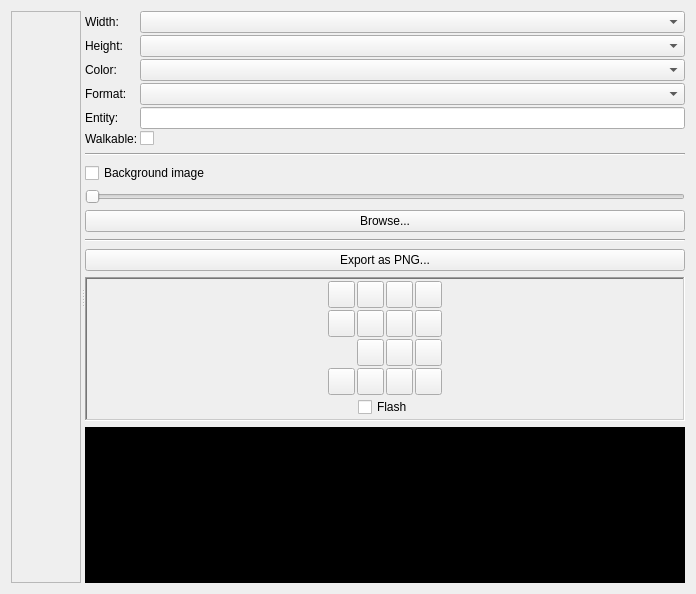
Above: editor/editor/gfx/GfxEditorTab.ui from zapolnov/zxide before the change. Below: the same form after it.
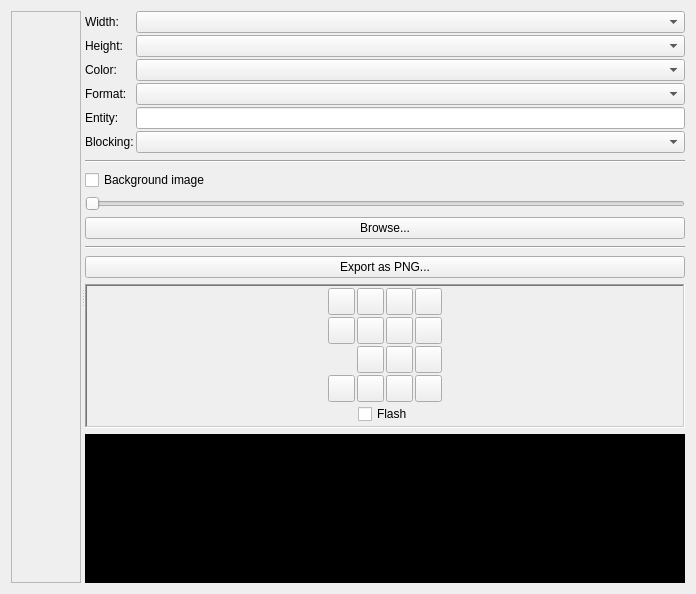
That is the form after the change. Icons and pictures are not drawn. Custom widgets are drawn as their Qt base class.

What changed in the file:
```diff
--- a/editor/editor/gfx/GfxEditorTab.ui
+++ b/editor/editor/gfx/GfxEditorTab.ui
@@ -121,23 +121,16 @@
          <item row="5" column="0">
           <widget class="QLabel" name="walkableLabel">
            <property name="text">
-            <string>Walkable:</string>
-           </property>
-           <property name="buddy">
-            <cstring>walkableCheck</cstring>
-           </property>
-          </widget>
-         </item>
-         <item row="5" column="1">
-          <widget class="QCheckBox" name="walkableCheck">
-           <property name="text">
-            <string/>
+            <string>Blocking:</string>
            </property>
           </widget>
          </item>
          <item row="4" column="1">
           <widget class="QLineEdit" name="entityEdit"/>
          </item>
+         <item row="5" column="1">
+          <widget class="QComboBox" name="blockingCombo"/>
+         </item>
         </layout>
        </item>
        <item>
@@ -605,7 +598,7 @@
             <x>0</x>
             <y>0</y>
             <width>598</width>
-            <height>139</height>
+            <height>131</height>
            </rect>
           </property>
           <property name="text">
```
Left out of the diff: 8 changed lines with no effect on the pictures.
